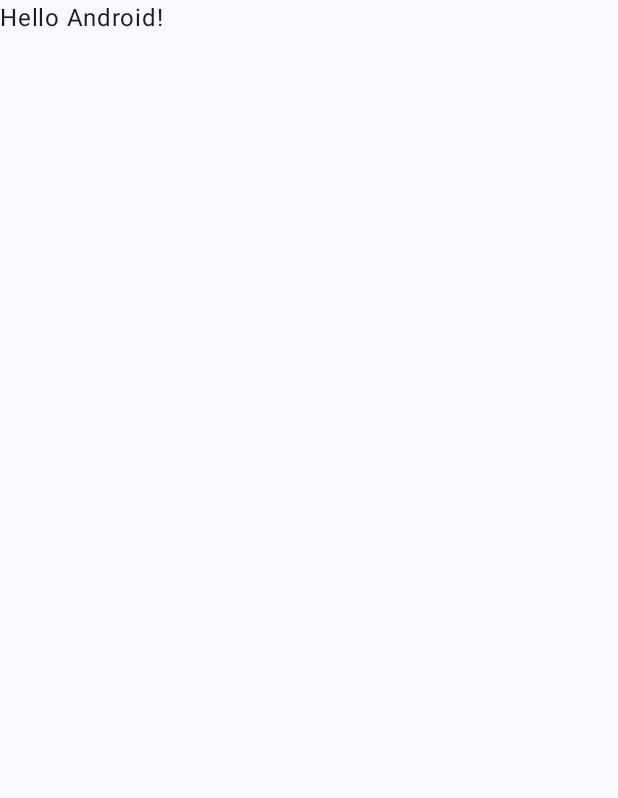
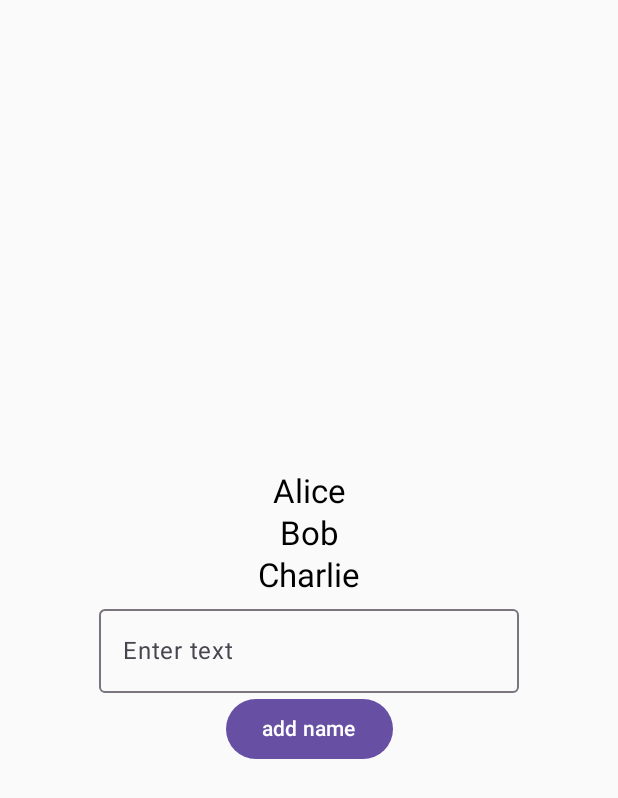
Before and after one commit to Aliza-sh/aliza-android-JC, an Android app built with Jetpack Compose: the screen it shows after launch (MainActivity), on a phone screen of 412 x 824 dp. Before the commit the part shown is almost empty. Shown: the top 798 px of the screen. Run offline under Robolectric (Android 15) with nearby library versions, the phone set to English and light mode, and no system bars; our stand-ins replace livedata-compose.

Commit message:
Implement the following: 1.paradigm shift(Data Flow & Event Flow) 2.Dynamic content 3.liveData + state (androidx.compose.runtime -> library) 4.MVVM

```diff
--- a/app/build.gradle.kts
+++ b/app/build.gradle.kts
@@ -66,4 +66,7 @@ dependencies {
     androidTestImplementation(libs.androidx.ui.test.junit4)
     debugImplementation(libs.androidx.ui.tooling)
     debugImplementation(libs.androidx.ui.test.manifest)
+
+    //liveData + state
+    implementation(libs.androidx.runtime.livedata)
 }
--- a/app/src/main/java/com/aliza/alizaandroidJC/MainActivity.kt
+++ b/app/src/main/java/com/aliza/alizaandroidJC/MainActivity.kt
@@ -3,45 +3,84 @@ package com.aliza.alizaandroidJC
 import android.os.Bundle
 import androidx.activity.ComponentActivity
 import androidx.activity.compose.setContent
-import androidx.activity.enableEdgeToEdge
+import androidx.activity.viewModels
+import androidx.compose.foundation.layout.Arrangement
+import androidx.compose.foundation.layout.Column
 import androidx.compose.foundation.layout.fillMaxSize
-import androidx.compose.foundation.layout.padding
-import androidx.compose.material3.Scaffold
+import androidx.compose.material3.Button
+import androidx.compose.material3.MaterialTheme
+import androidx.compose.material3.OutlinedTextField
 import androidx.compose.material3.Text
 import androidx.compose.runtime.Composable
+import androidx.compose.runtime.getValue
+import androidx.compose.runtime.livedata.observeAsState
+import androidx.compose.runtime.mutableStateOf
+import androidx.compose.runtime.remember
+import androidx.compose.ui.Alignment
 import androidx.compose.ui.Modifier
 import androidx.compose.ui.tooling.preview.Preview
-import com.aliza.alizaandroidJC.ui.theme.AlizaAndroidJCTheme
 
 class MainActivity : ComponentActivity() {
+
+    private val viewModel by viewModels<MainViewModel>()
+
     override fun onCreate(savedInstanceState: Bundle?) {
         super.onCreate(savedInstanceState)
-        enableEdgeToEdge()
+
         setContent {
-            AlizaAndroidJCTheme {
-                Scaffold(modifier = Modifier.fillMaxSize()) { innerPadding ->
-                    Greeting(
-                        name = "Android",
-                        modifier = Modifier.padding(innerPadding)
-                    )
-                }
-            }
+            MainScreen(viewModel)
         }
     }
+
+    @Preview(showBackground = true)
+    @Composable
+    fun GreetingPreview() {
+        val previewViewModel = MainViewModel()
+        MainScreen(previewViewModel)
+    }
+
 }
 
 @Composable
-fun Greeting(name: String, modifier: Modifier = Modifier) {
-    Text(
-        text = "Hello $name!",
-        modifier = modifier
-    )
+fun MainScreen(viewModel: MainViewModel) {
+
+    val textFieldState by viewModel.textFieldValue.observeAsState("")
+    val users = viewModel.users.observeAsState(emptyList()).value
+
+    Column(
+        modifier = Modifier.fillMaxSize(),
+        horizontalAlignment = Alignment.CenterHorizontally,
+        verticalArrangement = Arrangement.Center
+    ) {
+        StudentsShowNames(
+            users, { viewModel.addUser(User(textFieldState)) },
+            textFieldState, { viewModel.textFieldChangedText(it) }
+        )
+    }
+
 }
 
-@Preview(showBackground = true)
 @Composable
-fun GreetingPreview() {
-    AlizaAndroidJCTheme {
-        Greeting("Android")
+fun StudentsShowNames(
+    users: List<User>, onButtonClicked: () -> Unit,
+    textFieldValue: String, onTextFieldValueChanged: (String) -> Unit
+) {
+
+    users.forEach {
+        Text(
+            text = it.name,
+            style = MaterialTheme.typography.titleLarge
+        )
     }
+
+    OutlinedTextField(
+        label = { Text("Enter text") },
+        value = textFieldValue,
+        onValueChange = onTextFieldValueChanged
+    )
+
+    Button(onClick = onButtonClicked) {
+        Text(text = "add name")
+    }
+
 }
--- /dev/null
+++ b/app/src/main/java/com/aliza/alizaandroidJC/MainViewModel.kt
@@ -0,0 +1,35 @@
+package com.aliza.alizaandroidJC
+
+import androidx.lifecycle.LiveData
+import androidx.lifecycle.MutableLiveData
+import androidx.lifecycle.ViewModel
+
+class MainViewModel : ViewModel() {
+
+    private val repository = UserRepository()
+
+    //CRUD user
+    private val _users = MutableLiveData<List<User>>()
+    val users: LiveData<List<User>> = _users
+
+    init {
+        loadUsers()
+    }
+
+    private fun loadUsers() {
+        _users.value = repository.getUsers()
+    }
+
+    fun addUser(newUser: User) {
+        _users.value = repository.addUser(newUser)
+    }
+
+    //textField
+    private val _textFieldValue = MutableLiveData<String>()
+    val textFieldValue: LiveData<String> = _textFieldValue
+
+    fun textFieldChangedText(newValue: String) {
+        _textFieldValue.value = newValue
+    }
+
+}
--- /dev/null
+++ b/app/src/main/java/com/aliza/alizaandroidJC/Model.kt
@@ -0,0 +1,19 @@
+package com.aliza.alizaandroidJC
+
+data class User(val name: String)
+
+class UserRepository {
+
+    private val users = mutableListOf(
+        User("Alice"),
+        User("Bob"),
+        User("Charlie")
+    )
+
+    fun getUsers(): List<User> = users.toList()
+
+    fun addUser(user: User): List<User> {
+        users.add(user)
+        return users.toList()
+    }
+}
--- a/gradle/libs.versions.toml
+++ b/gradle/libs.versions.toml
@@ -8,6 +8,7 @@ espressoCore = "3.5.1"
 lifecycleRuntimeKtx = "2.6.1"
 activityCompose = "1.8.0"
 composeBom = "2024.04.01"
+runtimeLivedata = "1.6.8"
 
 [libraries]
 androidx-core-ktx = { group = "androidx.core", name = "core-ktx", version.ref = "coreKtx" }
@@ -24,6 +25,7 @@ androidx-ui-tooling-preview = { group = "androidx.compose.ui", name = "ui-toolin
 androidx-ui-test-manifest = { group = "androidx.compose.ui", name = "ui-test-manifest" }
 androidx-ui-test-junit4 = { group = "androidx.compose.ui", name = "ui-test-junit4" }
 androidx-material3 = { group = "androidx.compose.material3", name = "material3" }
+androidx-runtime-livedata = { group = "androidx.compose.runtime", name = "runtime-livedata", version.ref = "runtimeLivedata" }
 
 [plugins]
 android-application = { id = "com.android.application", version.ref = "agp" }
```
